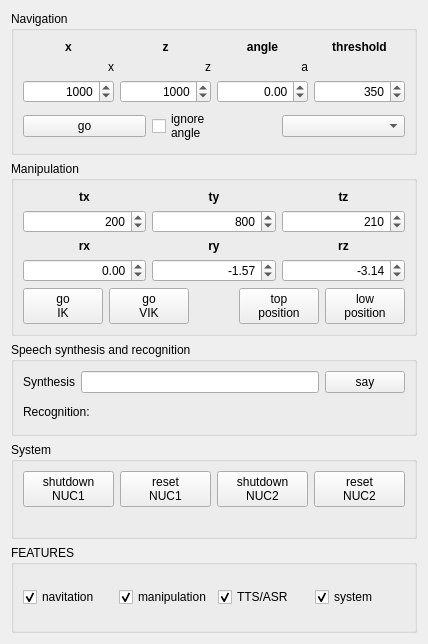
robocomp/robocomp-shelly, file components/shellyPanel/src/mainUI.ui: the form before one commit.
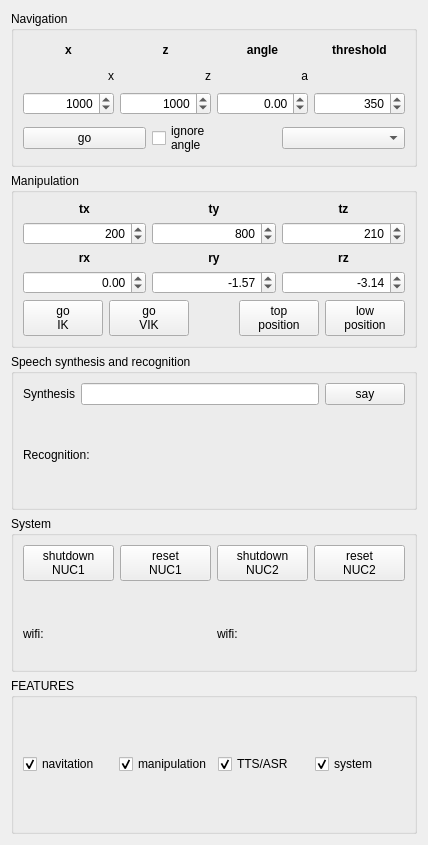
The form after the commit.

The edit to the form file:
```diff
--- a/components/shellyPanel/src/mainUI.ui
+++ b/components/shellyPanel/src/mainUI.ui
@@ -7,7 +7,7 @@
     <x>0</x>
     <y>0</y>
     <width>428</width>
-    <height>644</height>
+    <height>845</height>
    </rect>
   </property>
   <property name="windowTitle">
@@ -471,7 +471,11 @@
      </property>
      <layout class="QGridLayout" name="gridLayout_3">
       <item row="0" column="0">
-       <layout class="QHBoxLayout" name="horizontalLayout_5">
+       <layout class="QHBoxLayout" name="horizontalLayout_8">
+        <item>
+         <layout class="QVBoxLayout" name="verticalLayout_10">
+          <item>
+           <layout class="QHBoxLayout" name="horizontalLayout_7">
         <item>
          <layout class="QVBoxLayout" name="verticalLayout_5">
           <item>
@@ -510,6 +514,21 @@
           </item>
          </layout>
         </item>
+           </layout>
+          </item>
+          <item>
+           <widget class="QLabel" name="wifi1">
+            <property name="text">
+             <string>wifi: </string>
+            </property>
+           </widget>
+          </item>
+         </layout>
+        </item>
+        <item>
+         <layout class="QVBoxLayout" name="verticalLayout_9">
+          <item>
+           <layout class="QHBoxLayout" name="horizontalLayout_5">
         <item>
          <layout class="QVBoxLayout" name="verticalLayout_8">
           <item>
@@ -542,7 +561,18 @@
           <item>
            <widget class="QLabel" name="loadavg2">
             <property name="text">
-             <string></string>
+                 <string/>
+                </property>
+               </widget>
+              </item>
+             </layout>
+            </item>
+           </layout>
+          </item>
+          <item>
+           <widget class="QLabel" name="wifi2">
+            <property name="text">
+             <string>wifi: </string>
             </property>
            </widget>
           </item>
```
Left out of the diff: 6 changed lines with no effect on the pictures. Lines whose indentation alone changed are shown as unchanged.
